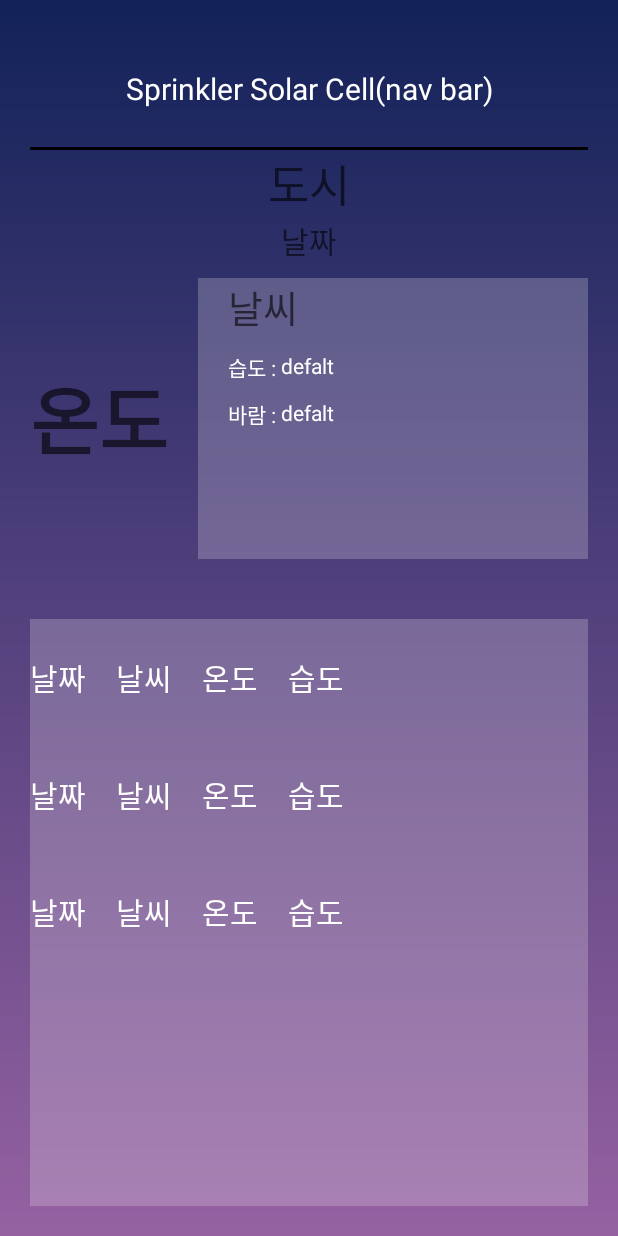
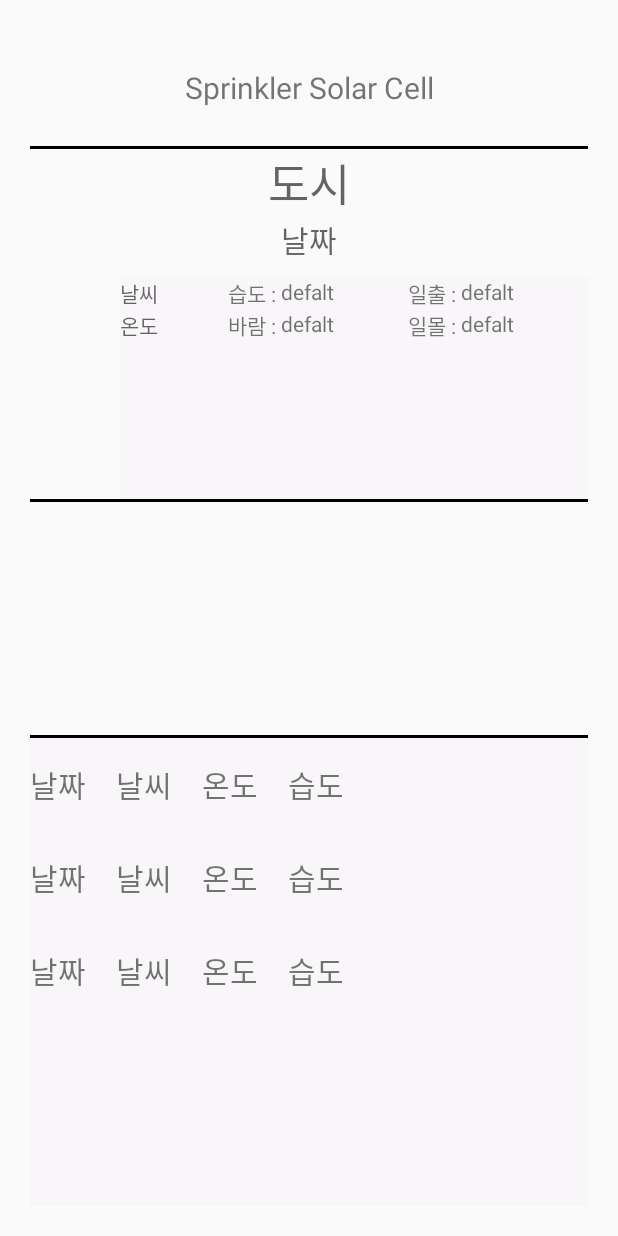
Before and after one commit to tkdwls9277/Sprinkler, an Android app: the layout activity_weather.xml on its own in the app's theme, with its tools: preview values and no code run, on a phone screen of 412 x 824 dp. Run offline under Robolectric (Android 15) with nearby library versions, the phone set to English and light mode, and no system bars; network calls fail.

Commit message:
ui complete

```diff
--- a/app/src/main/AndroidManifest.xml
+++ b/app/src/main/AndroidManifest.xml
@@ -5,13 +5,14 @@
     <uses-permission android:name="android.permission.ACCESS_COARSE_LOCATION" />
     <application
         android:allowBackup="true"
-        android:icon="@mipmap/ic_launcher"
-        android:label="@string/app_name"
+        android:icon="@drawable/mainicon"
+        android:label="Sprinkler"
         android:roundIcon="@mipmap/ic_launcher_round"
         android:supportsRtl="true"
         android:theme="@style/AppTheme">
         <activity android:name=".SoilActivityTest"/>
         <activity android:name=".WaterActivityTest"/>
+        <activity android:name=".Weather5days"/>
         <activity android:name=".MainActivity">
             <intent-filter>
                 <action android:name="android.intent.action.MAIN" />
--- a/app/src/main/res/layout/activity_weather.xml
+++ b/app/src/main/res/layout/activity_weather.xml
@@ -3,10 +3,9 @@
     xmlns:tools="http://schemas.android.com/tools"
     android:layout_width="match_parent"
     android:layout_height="match_parent"
-    android:background="@drawable/bg_gradient"
     android:orientation="vertical"
     android:padding="20dp"
-    tools:context=".MainActivity">
+    tools:context=".Weather5days">
 
     <LinearLayout
         android:layout_width="match_parent"
@@ -18,8 +17,7 @@
             android:layout_width="match_parent"
             android:layout_height="match_parent"
             android:gravity="center"
-            android:text="Sprinkler Solar Cell(nav bar)"
-            android:textColor="#ffffff"
+            android:text="Sprinkler Solar Cell"
             android:textSize="20dp" />
     </LinearLayout>
 
@@ -29,9 +27,9 @@
         android:background="#000000" />
 
     <LinearLayout
-        android:layout_width="wrap_content"
+        android:layout_width="match_parent"
         android:layout_height="0dp"
-        android:layout_weight="4"
+        android:layout_weight="3"
         android:orientation="vertical">
 
         <TextView
@@ -40,8 +38,7 @@
             android:layout_height="wrap_content"
             android:gravity="center"
             android:hint="도시"
-            android:textColor="#ffffff"
-            android:textSize="30dp" />
+            android:textSize="30dp" />//도시
 
         <TextView
             android:id="@+id/day0date"
@@ -49,8 +46,7 @@
             android:layout_height="wrap_content"
             android:gravity="center"
             android:hint="날짜"
-            android:textColor="#ffffff"
-            android:textSize="20dp" />
+            android:textSize="20dp" />//날짜
 
         <LinearLayout
             android:layout_width="match_parent"
@@ -58,73 +54,124 @@
             android:orientation="horizontal"
             android:paddingTop="10dp">
 
-            <TextView
-                android:id="@+id/day0temp"
-                android:layout_width="wrap_content"
-                android:layout_height="match_parent"
+            <ImageView
+                android:id="@+id/icon"
+                android:layout_width="60dp"
+                android:layout_height="60dp"
                 android:layout_marginBottom="40dp"
-                android:gravity="center"
-                android:hint="온도"
-                android:paddingRight="20dp"
-                android:textColor="#ffffff"
-                android:textSize="50dp"
-                android:textStyle="bold" />
+                android:gravity="center" />
 
             <LinearLayout
                 android:layout_width="match_parent"
                 android:layout_height="match_parent"
-                android:layout_marginBottom="40dp"
                 android:background="#3CF1EBF1"
-                android:orientation="vertical"
-                android:paddingLeft="20dp">
+                android:orientation="vertical">
+
+                <LinearLayout
+                    android:layout_width="match_parent"
+                    android:layout_height="wrap_content"
+                    android:orientation="horizontal">
+
+                    <LinearLayout
+                        android:layout_width="0dp"
+                        android:layout_height="match_parent"
+                        android:layout_weight="3">
 
                         <TextView
                             android:id="@+id/day0weather"
                             android:layout_width="match_parent"
                             android:layout_height="wrap_content"
-                    android:layout_marginBottom="10dp"
-                    android:hint="날씨"
-                    android:textColor="#ffffff"
-                    android:textSize="25dp" />
+                            android:hint="날씨" />
+                    </LinearLayout>
 
                     <LinearLayout
-                    android:layout_width="match_parent"
-                    android:layout_height="wrap_content"
-                    android:layout_marginBottom="10dp"
-                    android:orientation="horizontal">
+                        android:layout_width="0dp"
+                        android:layout_height="match_parent"
+                        android:layout_weight="5">
 
                         <TextView
                             android:layout_width="wrap_content"
                             android:layout_height="match_parent"
-                        android:text="습도 : "
-                        android:textColor="#ffffff" />
+                            android:text="습도 : " />
 
                         <TextView
                             android:id="@+id/day0humi"
                             android:layout_width="wrap_content"
                             android:layout_height="match_parent"
-                        android:text="defalt"
-                        android:textColor="#ffffff" />
+                            android:text="defalt" />
                     </LinearLayout>
+
+                    <LinearLayout
+                        android:layout_width="0dp"
+                        android:layout_height="match_parent"
+                        android:layout_weight="5">
+
+                        <TextView
+                            android:layout_width="wrap_content"
+                            android:layout_height="match_parent"
+                            android:text="일출 : " />
+
+                        <TextView
+                            android:id="@+id/day0sunrise"
+                            android:layout_width="wrap_content"
+                            android:layout_height="match_parent"
+                            android:text="defalt" />
+                    </LinearLayout>
+                </LinearLayout>
+
 
                 <LinearLayout
                     android:layout_width="match_parent"
                     android:layout_height="wrap_content"
-                    android:layout_marginBottom="30dp"
                     android:orientation="horizontal">
+
+                    <LinearLayout
+                        android:layout_width="0dp"
+                        android:layout_height="match_parent"
+                        android:layout_weight="3">
+
+                        <TextView
+                            android:id="@+id/day0temp"
+                            android:layout_width="match_parent"
+                            android:layout_height="wrap_content"
+                            android:hint="온도" />
+                    </LinearLayout>
+
+                    <LinearLayout
+                        android:layout_width="0dp"
+                        android:layout_height="match_parent"
+                        android:layout_weight="5">
 
                         <TextView
                             android:layout_width="wrap_content"
                             android:layout_height="match_parent"
-                        android:text="바람 : "
-                        android:textColor="#ffffff" />
+                            android:text="바람 : " />
 
                         <TextView
                             android:id="@+id/day0wind"
                             android:layout_width="wrap_content"
                             android:layout_height="match_parent"
-                        android:text="defalt"
-                        android:textColor="#ffffff" />
+                            android:text="defalt" />
+                    </LinearLayout>
+
+                    <LinearLayout
+                        android:layout_width="0dp"
+                        android:layout_height="match_parent"
+                        android:layout_weight="5">
+
+                        <TextView
+                            android:layout_width="wrap_content"
+                            android:layout_height="match_parent"
+                            android:text="일몰 : " />
+
+                        <TextView
+                            android:id="@+id/day0sunset"
+                            android:layout_width="wrap_content"
+                            android:layout_height="match_parent"
+                            android:text="defalt" />
+                    </LinearLayout>
+                </LinearLayout>
+
             </LinearLayout>
         </LinearLayout>
     </LinearLayout>
@@ -132,15 +179,55 @@
     <View
         android:layout_width="match_parent"
         android:layout_height="2dp"
-            android:background="#000000" />
-    </LinearLayout>
+        android:background="#000000" />//중간선
 
     <LinearLayout
         android:layout_width="match_parent"
         android:layout_height="0dp"
-        android:layout_weight="5"
-        android:orientation="vertical"
-        android:background="#3CF1EBF1">
+        android:layout_weight="2"
+        android:orientation="horizontal">
+        <LinearLayout
+            android:layout_width="0dp"
+            android:layout_height="match_parent"
+            android:layout_weight="1"
+            android:orientation="vertical">
+
+        </LinearLayout>
+        <LinearLayout
+            android:layout_width="0dp"
+            android:layout_height="match_parent"
+            android:layout_weight="1"
+            android:orientation="vertical">
+
+        </LinearLayout>
+        <LinearLayout
+            android:layout_width="0dp"
+            android:layout_height="match_parent"
+            android:layout_weight="1"
+            android:orientation="vertical">
+
+        </LinearLayout>
+        <LinearLayout
+            android:layout_width="0dp"
+            android:layout_height="match_parent"
+            android:layout_weight="1"
+            android:orientation="vertical">
+
+        </LinearLayout>
+
+    </LinearLayout>//시간별 날씨
+
+    <View
+        android:layout_width="match_parent"
+        android:layout_height="2dp"
+        android:background="#000000" />//중간선
+
+    <LinearLayout
+        android:layout_width="match_parent"
+        android:layout_height="0dp"
+        android:layout_weight="4"
+        android:background="#3CF1EBF1"
+        android:orientation="vertical">
 
         <LinearLayout
             android:layout_width="match_parent"
@@ -155,28 +242,26 @@
                 android:gravity="center"
                 android:paddingRight="20dp"
                 android:text="날짜"
-                android:textColor="#ffffff"
                 android:textSize="20dp" />
 
             <TextView
                 android:id="@+id/day1weather"
                 android:layout_width="wrap_content"
                 android:layout_height="match_parent"
-                android:text="날씨"
                 android:gravity="center"
                 android:paddingRight="20dp"
-                android:textColor="#ffffff"
+                android:text="날씨"
                 android:textSize="20dp" />
 
             <TextView
                 android:id="@+id/day1temp"
                 android:layout_width="wrap_content"
                 android:layout_height="match_parent"
-                android:text="온도"
                 android:gravity="center"
                 android:paddingRight="20dp"
-                android:textColor="#ffffff"
+                android:text="온도"
                 android:textSize="20dp" />
+
             <TextView
                 android:id="@+id/day1humi"
                 android:layout_width="wrap_content"
@@ -184,7 +269,6 @@
                 android:gravity="center"
                 android:paddingRight="20dp"
                 android:text="습도"
-                android:textColor="#ffffff"
                 android:textSize="20dp" />
 
         </LinearLayout>
@@ -202,28 +286,26 @@
                 android:gravity="center"
                 android:paddingRight="20dp"
                 android:text="날짜"
-                    android:textColor="#ffffff"
                 android:textSize="20dp" />
 
             <TextView
                 android:id="@+id/day2weather"
                 android:layout_width="wrap_content"
                 android:layout_height="match_parent"
-                    android:text="날씨"
                 android:gravity="center"
                 android:paddingRight="20dp"
-                    android:textColor="#ffffff"
+                android:text="날씨"
                 android:textSize="20dp" />
 
             <TextView
                 android:id="@+id/day2temp"
                 android:layout_width="wrap_content"
                 android:layout_height="match_parent"
-                    android:text="온도"
                 android:gravity="center"
                 android:paddingRight="20dp"
-                    android:textColor="#ffffff"
+                android:text="온도"
                 android:textSize="20dp" />
+
             <TextView
                 android:id="@+id/day2humi"
                 android:layout_width="wrap_content"
@@ -231,7 +313,6 @@
                 android:gravity="center"
                 android:paddingRight="20dp"
                 android:text="습도"
-                    android:textColor="#ffffff"
                 android:textSize="20dp" />
 
         </LinearLayout>
@@ -241,6 +322,7 @@
             android:layout_height="0dp"
             android:layout_weight="1"
             android:orientation="horizontal">
+
             <TextView
                 android:id="@+id/day3date"
                 android:layout_width="wrap_content"
@@ -248,28 +330,26 @@
                 android:gravity="center"
                 android:paddingRight="20dp"
                 android:text="날짜"
-                    android:textColor="#ffffff"
                 android:textSize="20dp" />
 
             <TextView
                 android:id="@+id/day3weather"
                 android:layout_width="wrap_content"
                 android:layout_height="match_parent"
-                    android:text="날씨"
                 android:gravity="center"
                 android:paddingRight="20dp"
-                    android:textColor="#ffffff"
+                android:text="날씨"
                 android:textSize="20dp" />
 
             <TextView
                 android:id="@+id/day3temp"
                 android:layout_width="wrap_content"
                 android:layout_height="match_parent"
-                    android:text="온도"
                 android:gravity="center"
                 android:paddingRight="20dp"
-                    android:textColor="#ffffff"
+                android:text="온도"
                 android:textSize="20dp" />
+
             <TextView
                 android:id="@+id/day3humi"
                 android:layout_width="wrap_content"
@@ -277,10 +357,10 @@
                 android:gravity="center"
                 android:paddingRight="20dp"
                 android:text="습도"
-                    android:textColor="#ffffff"
                 android:textSize="20dp" />
 
         </LinearLayout>
+
         <LinearLayout
             android:layout_width="match_parent"
             android:layout_height="0dp"
@@ -288,6 +368,7 @@
             android:orientation="horizontal">
 
         </LinearLayout>
+
         <LinearLayout
             android:layout_width="match_parent"
             android:layout_height="0dp"
@@ -295,5 +376,5 @@
             android:orientation="horizontal">
 
         </LinearLayout>
+    </LinearLayout>//날짜별 날씨
 </LinearLayout>
-</LinearLayout>
```
Also changed, not shown: app/src/main/java/com/example/arduino/MainActivity.java (+14 -1 lines), app/src/main/java/com/example/arduino/Weather5days.java (+12 -12 lines), app/src/main/res/layout/activity_main.xml (+25 -24 lines), app/src/main/res/drawable/mainicon.png (added). Lines whose indentation alone changed are shown as unchanged.
